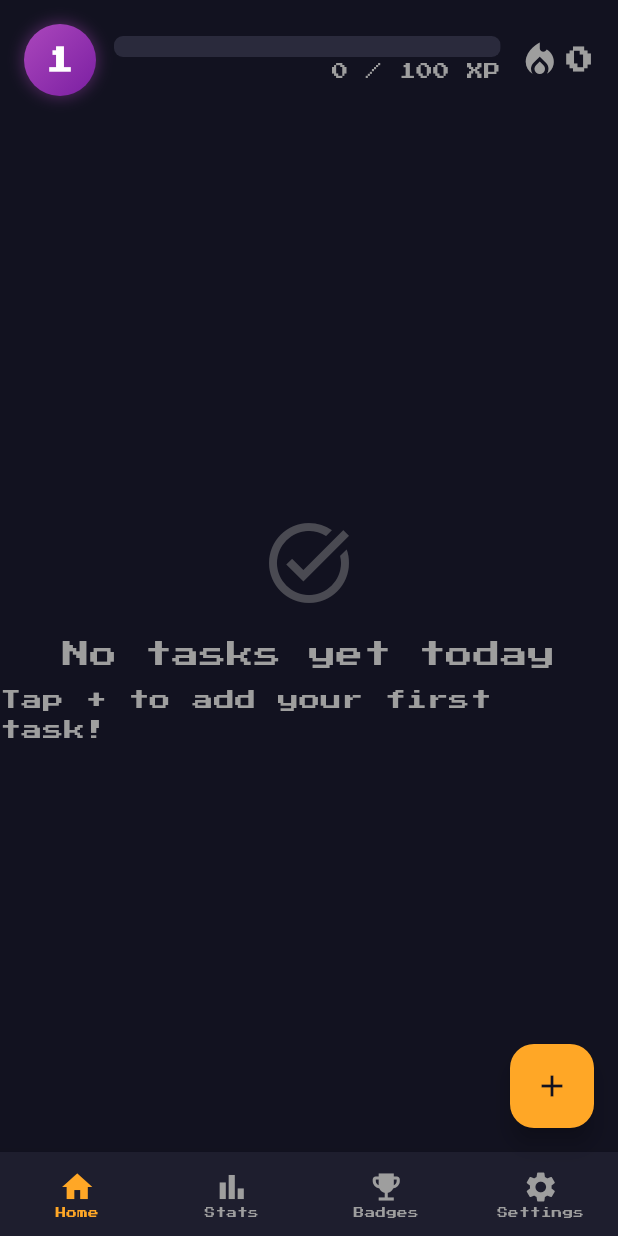
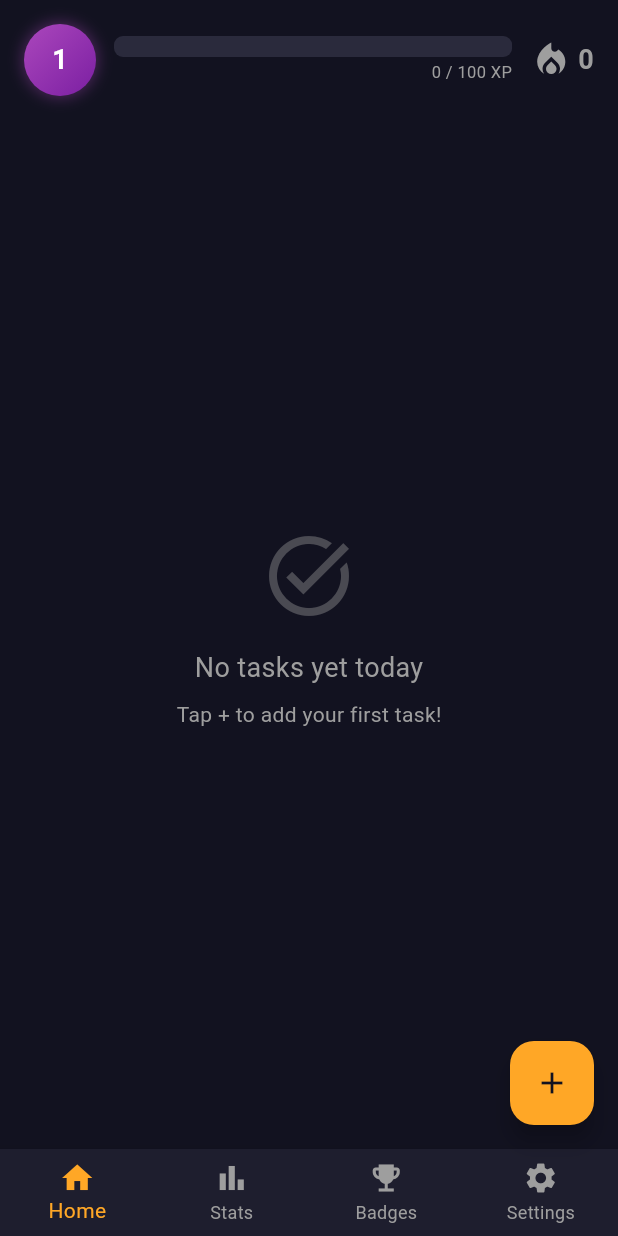
Before and after one commit to aristocrat71/Gamify_todo, a Flutter app: the screen it shows after launch, on a phone screen of 412 x 824 dp. Run offline on Flutter 3.47's test engine with Material 3 defaults, Android fonts, the phone set to English and light mode, and no system bars; our stand-ins replace fl_chart, shared_preferences, sqflite; accounts and stored records are empty.

Commit message:
refactor: update theme styles; add custom font configuration

```diff
--- a/lib/theme/app_theme.dart
+++ b/lib/theme/app_theme.dart
@@ -1,5 +1,4 @@
 import 'package:flutter/material.dart';
-import 'package:google_fonts/google_fonts.dart';
 
 class AppTheme {
   AppTheme._();
@@ -33,27 +32,23 @@
 
   // --- Theme data ---
   static ThemeData get darkTheme {
-    final baseTextTheme = GoogleFonts.pressStart2pTextTheme(
-      ThemeData.dark().textTheme,
-    );
-
     return ThemeData(
       brightness: Brightness.dark,
       scaffoldBackgroundColor: const Color(0xFF121220),
-      textTheme: baseTextTheme,
       colorScheme: const ColorScheme.dark(
         primary: xpAmber,
         secondary: levelPurple,
         surface: surface,
         error: penaltyRed,
       ),
-      appBarTheme: AppBarTheme(
+      appBarTheme: const AppBarTheme(
         backgroundColor: surface,
         elevation: 0,
         centerTitle: true,
-        titleTextStyle: GoogleFonts.pressStart2p(
+        titleTextStyle: TextStyle(
           color: textPrimary,
-          fontSize: 14,
+          fontSize: 20,
+          fontWeight: FontWeight.bold,
         ),
       ),
       cardTheme: CardThemeData(
@@ -66,19 +61,17 @@
         backgroundColor: xpAmber,
         foregroundColor: Color(0xFF121220),
       ),
-      bottomNavigationBarTheme: BottomNavigationBarThemeData(
+      bottomNavigationBarTheme: const BottomNavigationBarThemeData(
         backgroundColor: surface,
         selectedItemColor: xpAmber,
         unselectedItemColor: textSecondary,
-        selectedLabelStyle: GoogleFonts.pressStart2p(fontSize: 7),
-        unselectedLabelStyle: GoogleFonts.pressStart2p(fontSize: 7),
       ),
       chipTheme: ChipThemeData(
         shape: RoundedRectangleBorder(borderRadius: BorderRadius.circular(8)),
       ),
       snackBarTheme: SnackBarThemeData(
         backgroundColor: surfaceLight,
-        contentTextStyle: GoogleFonts.pressStart2p(color: textPrimary, fontSize: 10),
+        contentTextStyle: const TextStyle(color: textPrimary),
         shape: RoundedRectangleBorder(borderRadius: BorderRadius.circular(8)),
         behavior: SnackBarBehavior.floating,
       ),
```
Also changed, not shown: pubspec.yaml (+4 -20 lines), pubspec.lock.
